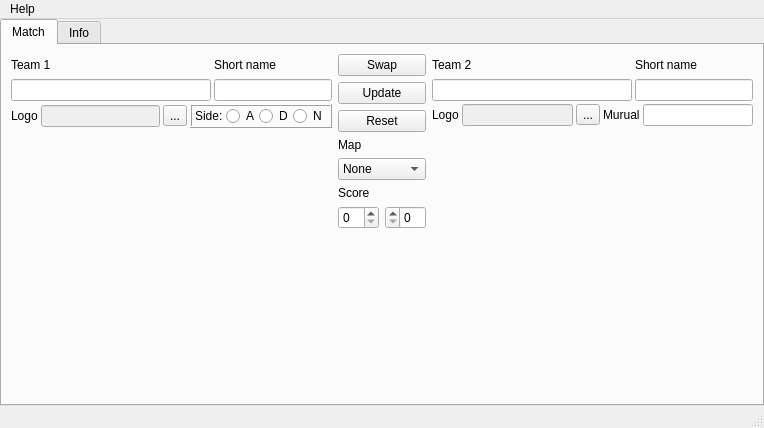
Old version of the form mainwindow.ui in the repository Krutix/ORCs-SBT.
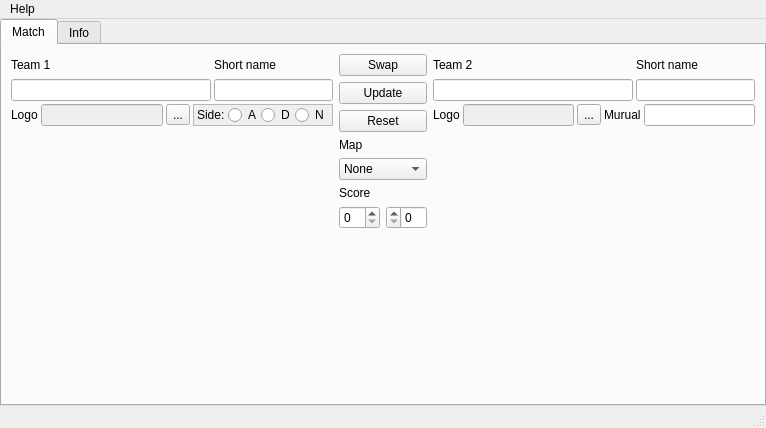
New version of the form.

```diff
--- a/mainwindow.ui
+++ b/mainwindow.ui
@@ -6,7 +6,7 @@
    <rect>
     <x>0</x>
     <y>0</y>
-    <width>764</width>
+    <width>766</width>
     <height>428</height>
    </rect>
   </property>
@@ -150,11 +150,14 @@
                 <verstretch>0</verstretch>
                </sizepolicy>
               </property>
+              <property name="autoFillBackground">
+               <bool>true</bool>
+              </property>
               <property name="frameShape">
-               <enum>QFrame::Box</enum>
+               <enum>QFrame::StyledPanel</enum>
               </property>
               <property name="frameShadow">
-               <enum>QFrame::Raised</enum>
+               <enum>QFrame::Sunken</enum>
               </property>
               <layout class="QHBoxLayout" name="horizontalLayout">
                <property name="spacing">
@@ -863,7 +866,7 @@
     <rect>
      <x>0</x>
      <y>0</y>
-     <width>764</width>
+     <width>766</width>
      <height>18</height>
     </rect>
    </property>
```
